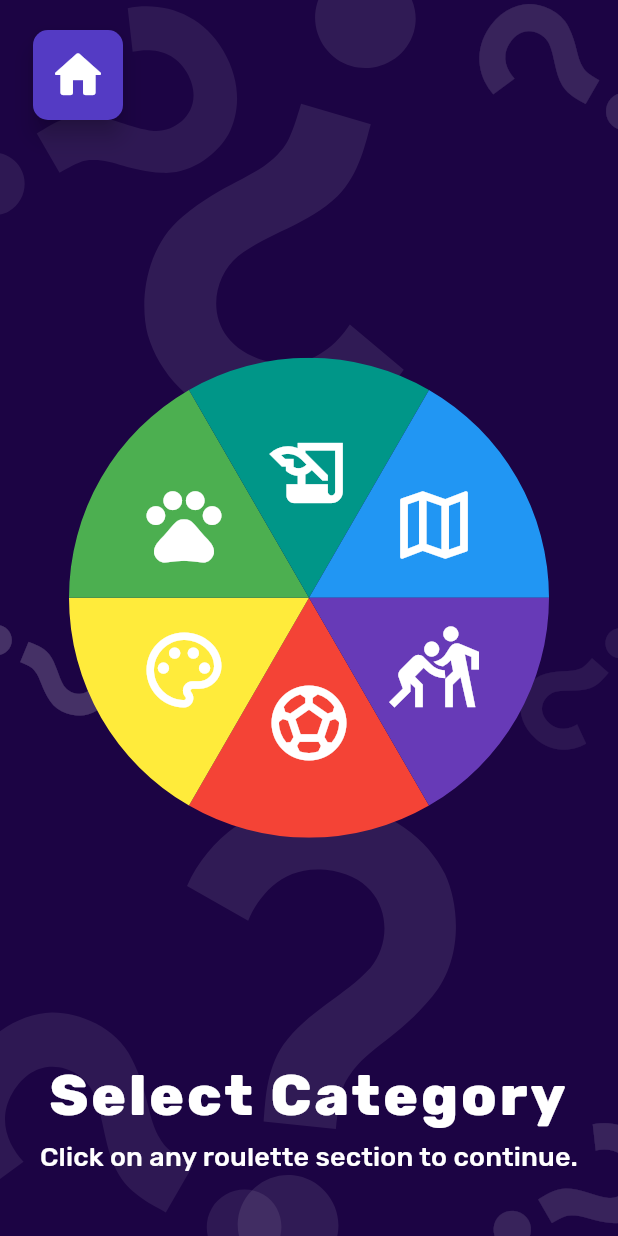
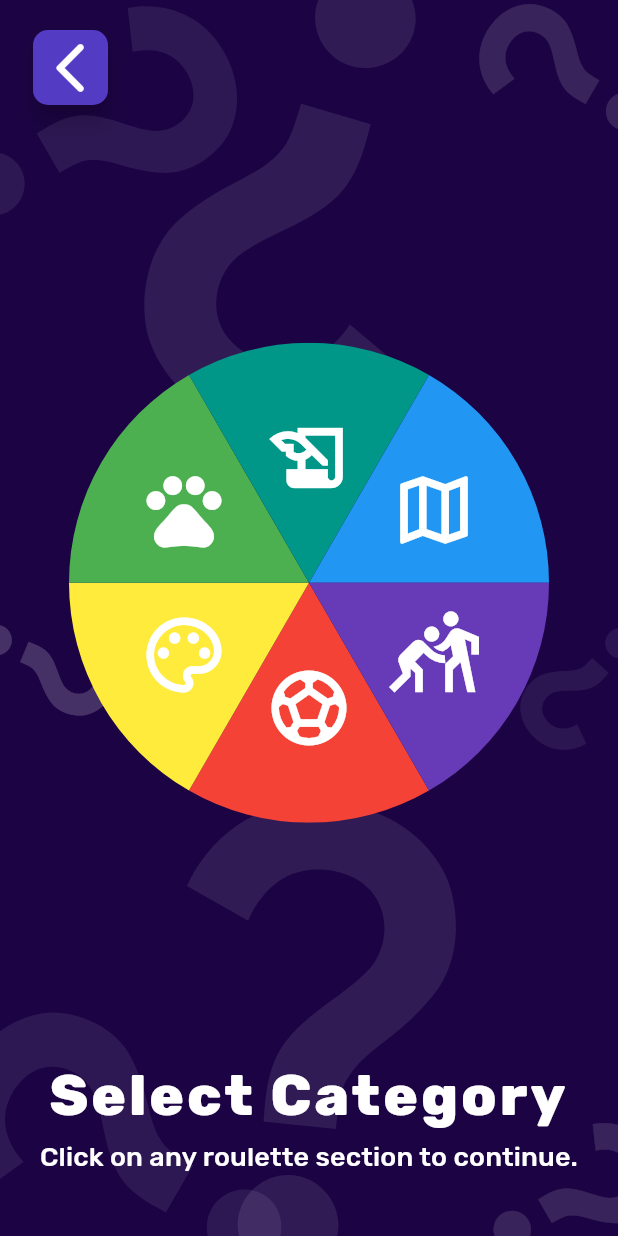
Before and after one commit to DavidGomezOv/trivia_app, a Flutter app: the screen it shows after launch, after a tap on "Play Now", on a phone screen of 412 x 824 dp. Run offline on Flutter 3.47's test engine with Material 3 defaults, Android fonts, the phone set to English and light mode, and no system bars; our stand-ins replace flutter_bloc, freezed_annotation, go_router; generated files the repository leaves out were written again.

```diff
--- a/lib/app.dart
+++ b/lib/app.dart
@@ -1,4 +1,5 @@
 import 'package:flutter/material.dart';
+import 'package:trivia_app/core/extensions.dart';
 import 'package:trivia_app/data/api/game_api.dart';
 import 'package:trivia_app/data/api_client.dart';
 import 'package:trivia_app/data/repositories/game_repository.dart';
--- a/lib/presentation/pages/category/category_page.dart
+++ b/lib/presentation/pages/category/category_page.dart
@@ -17,17 +17,7 @@ class CategoryPage extends StatelessWidget {
     return BlocProvider<CategoryCubit>(
       create: (context) => CategoryCubit(),
       child: BaseScaffold(
-        backButton: Container(
-          width: 60,
-          height: 60,
-          margin: EdgeInsets.only(top: 20, left: 10, bottom: context.isMobile() ? 30 : 0),
-          child: ElevatedButton(
-            style: ButtonStyles.primaryButton(context)
-                .copyWith(padding: const WidgetStatePropertyAll(EdgeInsets.zero)),
-            onPressed: () => context.goNamed(AppRouter.menuRouteData.name),
-            child: const Icon(Icons.home_rounded, color: Colors.white, size: 40),
-          ),
-        ),
+        onBackPressed: () => context.goNamed(AppRouter.menuRouteData.name),
         child: BlocBuilder<CategoryCubit, CategoryState>(
           buildWhen: (previous, current) =>
               previous.hoveredCategory != current.hoveredCategory ||
--- a/lib/presentation/pages/game/cubit/game_state.dart
+++ b/lib/presentation/pages/game/cubit/game_state.dart
@@ -7,6 +7,7 @@ class GameState with _$GameState {
     @Default(0) int currentQuestion,
     @Default(PageStatus.initial) PageStatus pageStatus,
     @Default(GameStatus.initial) GameStatus gameStatus,
+    DifficultyUiModel selectedDifficulty,
     String? errorMessage,
   }) = _GameState;
 }
--- a/lib/presentation/pages/menu/menu_page.dart
+++ b/lib/presentation/pages/menu/menu_page.dart
@@ -80,7 +80,7 @@ class MenuPage extends StatelessWidget {
                 ),
                 const SizedBox(height: 10),
                 Text(
-                  'Play now and level up',
+                  'Test your knowledge',
                   style: Theme.of(context).textTheme.headlineSmall,
                 ),
                 const Spacer(),
--- a/lib/presentation/widgets/base_scaffold.dart
+++ b/lib/presentation/widgets/base_scaffold.dart
@@ -1,16 +1,20 @@
 import 'package:flutter/material.dart';
+import 'package:trivia_app/core/extensions.dart';
 import 'package:trivia_app/presentation/widgets/app_background_widget.dart';
+import 'package:trivia_app/theme/button_styles.dart';
 
 class BaseScaffold extends StatelessWidget {
   const BaseScaffold({
     super.key,
     required this.child,
-    required this.backButton,
+    this.onBackPressed,
+    this.header,
     this.width,
   });
 
   final Widget child;
-  final Widget backButton;
+  final VoidCallback? onBackPressed;
+  final Widget? header;
   final double? width;
 
   @override
@@ -24,7 +28,33 @@ class BaseScaffold extends StatelessWidget {
             padding: const EdgeInsets.symmetric(horizontal: 12),
             child: Column(
               children: [
-                Align(alignment: Alignment.topLeft, child: backButton),
+                Align(
+                  alignment: Alignment.topLeft,
+                  child: Container(
+                    margin: EdgeInsets.only(
+                      top: 20,
+                      left: 10,
+                      bottom: context.isMobile() ? 20 : 0,
+                    ),
+                    child: Stack(
+                      alignment: Alignment.centerLeft,
+                      children: [
+                        if (onBackPressed != null)
+                          SizedBox(
+                            width: context.isMobile() ? 50 : 60,
+                            height: context.isMobile() ? 50 : 60,
+                            child: ElevatedButton(
+                              style: ButtonStyles.primaryButton(context)
+                                  .copyWith(padding: const WidgetStatePropertyAll(EdgeInsets.zero)),
+                              onPressed: onBackPressed,
+                              child: const Icon(Icons.arrow_back_ios_new_rounded, color: Colors.white, size: 40),
+                            ),
+                          ),
+                        if (header != null) header!,
+                      ],
+                    ),
+                  ),
+                ),
                 Expanded(
                   child: SizedBox(
                     width: width,
```
Also changed, not shown: lib/presentation/pages/difficulty/difficulty_page.dart (+13 -48 lines), lib/presentation/pages/game/cubit/game_cubit.dart (+10 -3 lines), lib/presentation/pages/game/game_page.dart (+71 -57 lines), lib/presentation/pages/game/widgets/time_indicator_widget.dart (added, +134 -0 lines), lib/presentation/widgets/error_state_widget.dart (added, +43 -0 lines).
